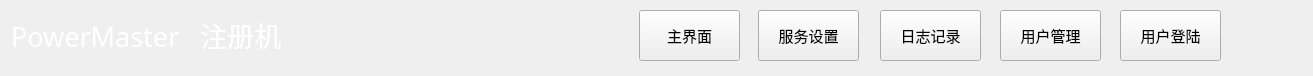
Above: navarwid.ui from lukangming/Register before the change. Below: the same form after it.
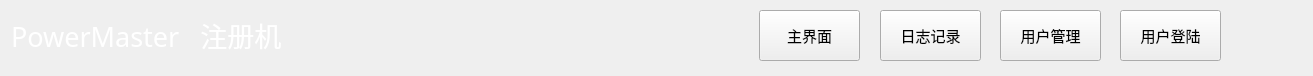
That is the form after the change.

What changed in the file:
```diff
--- a/navarwid.ui
+++ b/navarwid.ui
@@ -47,7 +47,7 @@
   <widget class="QPushButton" name="MainWid">
    <property name="geometry">
     <rect>
-     <x>639</x>
+     <x>759</x>
      <y>10</y>
      <width>101</width>
      <height>51</height>
@@ -62,24 +62,6 @@
     <string>主界面</string>
    </property>
   </widget>
-  <widget class="QPushButton" name="SerSet">
-   <property name="geometry">
-    <rect>
-     <x>758</x>
-     <y>10</y>
-     <width>101</width>
-     <height>51</height>
-    </rect>
-   </property>
-   <property name="font">
-    <font>
-     <pointsize>11</pointsize>
-    </font>
-   </property>
-   <property name="text">
-    <string>服务设置</string>
-   </property>
-  </widget>
   <widget class="QPushButton" name="LogSet">
    <property name="geometry">
     <rect>
```
